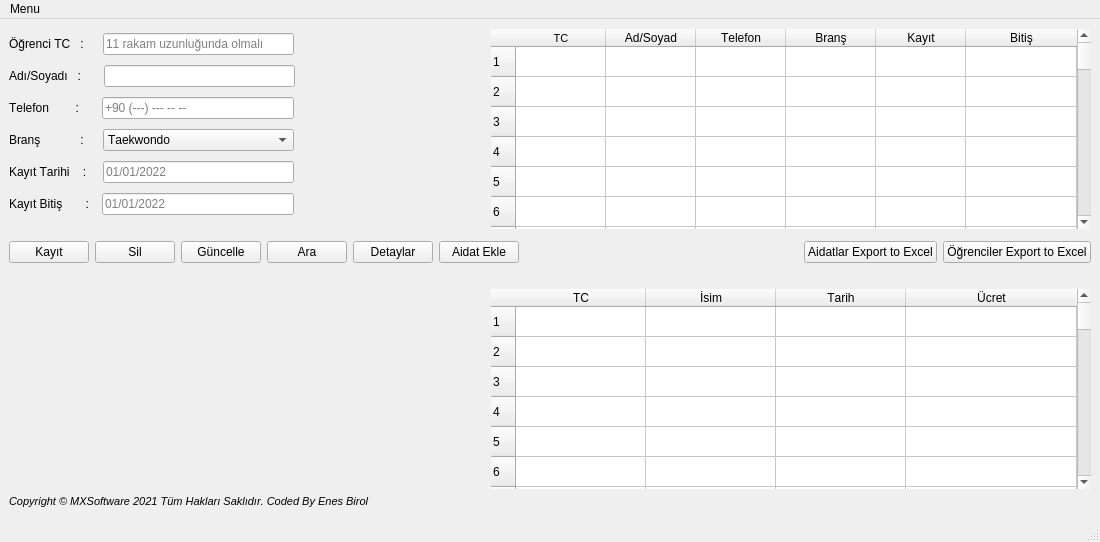
This is PAGES/GUI/main.ui in enesbirool/Gym_Management_System_mxsoftware as Qt 5 draws it before an edit. The edited form follows.
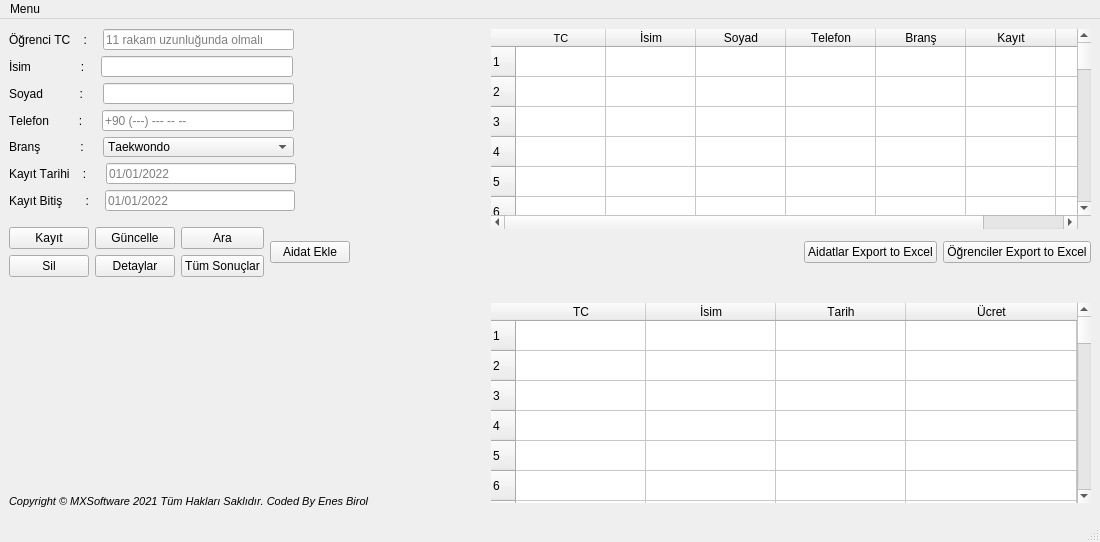
This is the edited form. Icons and pictures are not drawn.

```diff
--- a/PAGES/GUI/main.ui
+++ b/PAGES/GUI/main.ui
@@ -78,7 +78,7 @@
           <item>
            <widget class="QLabel" name="label">
             <property name="text">
-             <string>Öğrenci TC   :    </string>
+             <string>Öğrenci TC    :   </string>
             </property>
            </widget>
           </item>
@@ -115,7 +115,7 @@
           <item>
            <widget class="QLabel" name="label_5">
             <property name="text">
-             <string>Adı/Soyadı   :     </string>
+             <string>İsim               :   </string>
             </property>
            </widget>
           </item>
@@ -141,6 +141,33 @@
           </item>
          </layout>
         </item>
+        <item>
+         <layout class="QHBoxLayout" name="horizontalLayout_10">
+          <item>
+           <widget class="QLabel" name="label_10">
+            <property name="text">
+             <string>Soyad           :    </string>
+            </property>
+           </widget>
+          </item>
+          <item>
+           <widget class="QLineEdit" name="ogr_surname_lineEdit"/>
+          </item>
+          <item>
+           <spacer name="horizontalSpacer_11">
+            <property name="orientation">
+             <enum>Qt::Horizontal</enum>
+            </property>
+            <property name="sizeHint" stdset="0">
+             <size>
+              <width>40</width>
+              <height>20</height>
+             </size>
+            </property>
+           </spacer>
+          </item>
+         </layout>
+        </item>
         <item>
          <layout class="QHBoxLayout" name="horizontalLayout_2">
           <property name="topMargin">
@@ -149,7 +176,7 @@
           <item>
            <widget class="QLabel" name="label_2">
             <property name="text">
-             <string>Telefon        :     </string>
+             <string>Telefon         :    </string>
             </property>
            </widget>
           </item>
@@ -251,7 +278,7 @@
           <item>
            <widget class="QLabel" name="label_4">
             <property name="text">
-             <string>Kayıt Tarihi    :   </string>
+             <string>Kayıt Tarihi    :    </string>
             </property>
            </widget>
           </item>
@@ -282,7 +309,7 @@
           <item>
            <widget class="QLabel" name="label_6">
             <property name="text">
-             <string>Kayıt Bitiş       :  </string>
+             <string>Kayıt Bitiş       :   </string>
             </property>
            </widget>
           </item>
@@ -493,7 +520,12 @@
         </column>
         <column>
          <property name="text">
-          <string>Ad/Soyad</string>
+          <string>İsim</string>
+         </property>
+        </column>
+        <column>
+         <property name="text">
+          <string>Soyad</string>
          </property>
         </column>
         <column>
@@ -529,6 +561,11 @@
        <number>0</number>
       </property>
       <item>
+       <layout class="QVBoxLayout" name="verticalLayout_6">
+        <property name="rightMargin">
+         <number>0</number>
+        </property>
+        <item>
        <widget class="QPushButton" name="register_button">
         <property name="text">
          <string>Kayıt</string>
@@ -542,6 +579,13 @@
         </property>
        </widget>
       </item>
+       </layout>
+      </item>
+      <item>
+       <layout class="QVBoxLayout" name="verticalLayout_7">
+        <property name="rightMargin">
+         <number>0</number>
+        </property>
       <item>
        <widget class="QPushButton" name="update_button">
         <property name="text">
@@ -549,19 +593,35 @@
         </property>
        </widget>
       </item>
-      <item>
-       <widget class="QPushButton" name="search_button">
-        <property name="text">
-         <string>Ara</string>
-        </property>
-       </widget>
-      </item>
       <item>
        <widget class="QPushButton" name="more_detail_button">
         <property name="text">
          <string>Detaylar</string>
         </property>
        </widget>
+        </item>
+       </layout>
+      </item>
+      <item>
+       <layout class="QVBoxLayout" name="verticalLayout_8">
+        <property name="rightMargin">
+         <number>0</number>
+        </property>
+        <item>
+         <widget class="QPushButton" name="search_button">
+          <property name="text">
+           <string>Ara</string>
+          </property>
+         </widget>
+        </item>
+        <item>
+         <widget class="QPushButton" name="serach_all_pushButton">
+          <property name="text">
+           <string>Tüm Sonuçlar</string>
+          </property>
+         </widget>
+        </item>
+       </layout>
       </item>
       <item>
        <widget class="QPushButton" name="aidat_add_button">
```
Left out of the diff: 2 changed lines with no effect on the pictures. Lines whose indentation alone changed are shown as unchanged.
